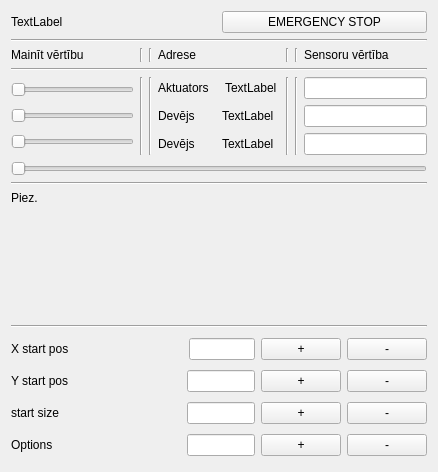
Before: the Qt Designer form widgetservice.ui in kasarkonic/Sauka1, drawn with Qt 5.
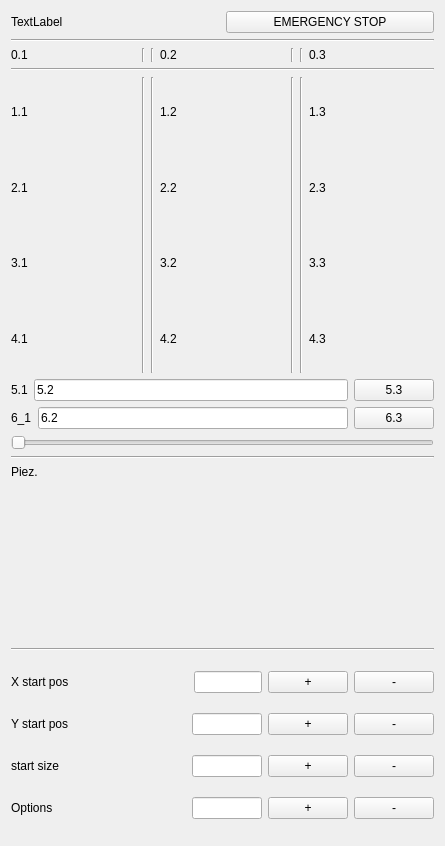
After: the same form once the commit is applied.

What changed in the file:
```diff
--- a/widgetservice.ui
+++ b/widgetservice.ui
@@ -6,14 +6,14 @@
    <rect>
     <x>0</x>
     <y>0</y>
-    <width>438</width>
-    <height>472</height>
+    <width>445</width>
+    <height>846</height>
    </rect>
   </property>
   <property name="windowTitle">
    <string>Form</string>
   </property>
-  <layout class="QVBoxLayout" name="verticalLayout_4" stretch="1,0,0,0,5,0,0,3,0,3">
+  <layout class="QVBoxLayout" name="verticalLayout_4" stretch="1,0,0,0,5,0,0,0,0,3,0,3">
    <item>
     <layout class="QVBoxLayout" name="verticalLayout_3">
      <item>
@@ -60,7 +60,7 @@
      <item>
       <widget class="QLabel" name="label_12">
        <property name="text">
-        <string>Mainīt vērtību</string>
+        <string>0.1</string>
        </property>
       </widget>
      </item>
@@ -81,7 +81,7 @@
      <item>
       <widget class="QLabel" name="label_11">
        <property name="text">
-        <string>Adrese</string>
+        <string>0.2</string>
        </property>
       </widget>
      </item>
@@ -102,7 +102,7 @@
      <item>
       <widget class="QLabel" name="label_13">
        <property name="text">
-        <string>Sensoru vērtība</string>
+        <string>0.3</string>
        </property>
       </widget>
      </item>
@@ -122,25 +122,32 @@
        <item>
         <layout class="QHBoxLayout" name="horizontalLayout_5">
          <item>
-          <layout class="QVBoxLayout" name="verticalLayout_12" stretch="0,0,0">
+          <layout class="QVBoxLayout" name="verticalLayout_12" stretch="0,0,0,0">
            <item>
-            <widget class="QSlider" name="horizontalSlider">
-             <property name="orientation">
-              <enum>Qt::Horizontal</enum>
+            <widget class="QLabel" name="label1_1">
+             <property name="text">
+              <string>1.1</string>
              </property>
             </widget>
            </item>
            <item>
-            <widget class="QSlider" name="horizontalSlider_1">
-             <property name="orientation">
-              <enum>Qt::Horizontal</enum>
+            <widget class="QLabel" name="label2_1">
+             <property name="text">
+              <string>2.1</string>
              </property>
             </widget>
            </item>
            <item>
-            <widget class="QSlider" name="horizontalSlider_2">
-             <property name="orientation">
-              <enum>Qt::Horizontal</enum>
+            <widget class="QLabel" name="label3_1">
+             <property name="text">
+              <string>3.1</string>
+             </property>
+            </widget>
+           </item>
+           <item>
+            <widget class="QLabel" name="label4_1">
+             <property name="text">
+              <string>4.1</string>
              </property>
             </widget>
            </item>
@@ -163,60 +170,34 @@
         </widget>
        </item>
        <item>
-        <layout class="QVBoxLayout" name="verticalLayout_2" stretch="0,0,0">
+        <layout class="QVBoxLayout" name="verticalLayout_2" stretch="0,0,0,0">
          <item>
-          <layout class="QHBoxLayout" name="horizontalLayout_11">
-           <item>
-            <widget class="QLabel" name="label_Di">
-             <property name="text">
-              <string>Aktuators   </string>
-             </property>
-            </widget>
-           </item>
-           <item>
-            <widget class="QLabel" name="label_AddressDI">
-             <property name="text">
-              <string>TextLabel</string>
-             </property>
-            </widget>
-           </item>
-          </layout>
+          <widget class="QLabel" name="label1_2">
+           <property name="text">
+            <string>1.2</string>
+           </property>
+          </widget>
          </item>
          <item>
-          <layout class="QHBoxLayout" name="horizontalLayout_13">
-           <item>
-            <widget class="QLabel" name="label_AN1">
-             <property name="text">
-              <string>Devējs   </string>
-             </property>
-            </widget>
-           </item>
-           <item>
-            <widget class="QLabel" name="label_AddressAI1">
-             <property name="text">
-              <string>TextLabel</string>
-             </property>
-            </widget>
-           </item>
-          </layout>
+          <widget class="QLabel" name="label2_2">
+           <property name="text">
+            <string>2.2</string>
+           </property>
+          </widget>
          </item>
          <item>
-          <layout class="QHBoxLayout" name="horizontalLayout_12">
-           <item>
-            <widget class="QLabel" name="label_AN2">
-             <property name="text">
-              <string>Devējs   </string>
-             </property>
-            </widget>
-           </item>
-           <item>
-            <widget class="QLabel" name="label_AddressAI2">
-             <property name="text">
-              <string>TextLabel</string>
-             </property>
-            </widget>
-           </item>
-          </layout>
+          <widget class="QLabel" name="label3_2">
+           <property name="text">
+            <string>3.2</string>
+           </property>
+          </widget>
+         </item>
+         <item>
+          <widget class="QLabel" name="label4_2">
+           <property name="text">
+            <string>4.2</string>
+           </property>
+          </widget>
          </item>
         </layout>
        </item>
@@ -237,15 +218,34 @@
        <item>
         <layout class="QHBoxLayout" name="horizontalLayout_6">
          <item>
-          <layout class="QVBoxLayout" name="verticalLayout_16" stretch="2,2,2">
+          <layout class="QVBoxLayout" name="verticalLayout_16" stretch="0,0,0,0">
            <item>
-            <widget class="QLineEdit" name="lineEdit_AddresDI"/>
+            <widget class="QLabel" name="label1_3">
+             <property name="text">
+              <string>1.3</string>
+             </property>
+            </widget>
            </item>
            <item>
-            <widget class="QLineEdit" name="lineEdit_AddresAN1"/>
+            <widget class="QLabel" name="label2_3">
+             <property name="text">
+              <string>2.3</string>
+             </property>
+            </widget>
            </item>
            <item>
-            <widget class="QLineEdit" name="lineEdit_AddresAN2"/>
+            <widget class="QLabel" name="label3_3">
+             <property name="text">
+              <string>3.3</string>
+             </property>
+            </widget>
+           </item>
+           <item>
+            <widget class="QLabel" name="label4_3">
+             <property name="text">
+              <string>4.3</string>
+             </property>
+            </widget>
            </item>
           </layout>
          </item>
@@ -255,6 +255,56 @@
      </item>
     </layout>
    </item>
+   <item>
+    <layout class="QHBoxLayout" name="horizontalLayout_11">
+     <item>
+      <widget class="QLabel" name="label5_1">
+       <property name="text">
+        <string>5.1</string>
+       </property>
+      </widget>
+     </item>
+     <item>
+      <widget class="QLineEdit" name="lineEdit_5_2">
+       <property name="text">
+        <string>5.2</string>
+       </property>
+      </widget>
+     </item>
+     <item>
+      <widget class="QPushButton" name="pushButton_5_3">
+       <property name="text">
+        <string>5.3</string>
+       </property>
+      </widget>
+     </item>
+    </layout>
+   </item>
+   <item>
+    <layout class="QHBoxLayout" name="horizontalLayout_12">
+     <item>
+      <widget class="QLabel" name="label6_1">
+       <property name="text">
+        <string>6_1</string>
+       </property>
+      </widget>
+     </item>
+     <item>
+      <widget class="QLineEdit" name="lineEdit_6_2">
+       <property name="text">
+        <string>6.2</string>
+       </property>
+      </widget>
+     </item>
+     <item>
+      <widget class="QPushButton" name="pushButton_6_3">
+       <property name="text">
+        <string>6.3</string>
+       </property>
+      </widget>
+     </item>
+    </layout>
+   </item>
    <item>
     <widget class="QSlider" name="horizontalSlider_speed">
      <property name="orientation">
```
Left out of the diff: 6 changed lines with no effect on the pictures.
